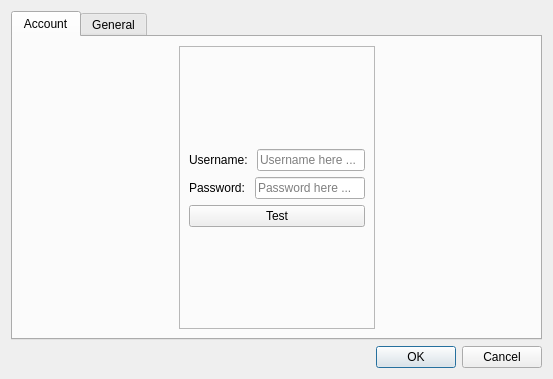
Qt form src/dialog_settings.ui (KasaiDot/Ouroboros) before a commit.
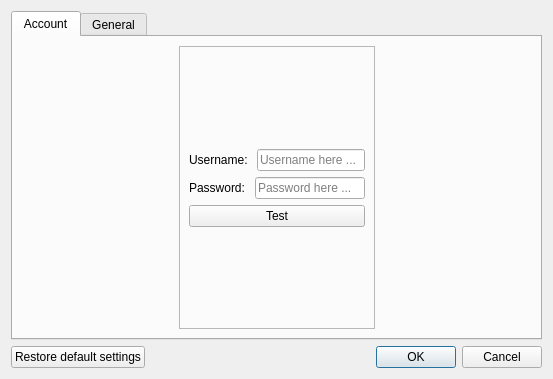
The same form after that commit. Icons and pictures are not drawn.

What changed in the file:
```diff
--- a/src/dialog_settings.ui
+++ b/src/dialog_settings.ui
@@ -648,6 +648,33 @@
     </widget>
    </item>
    <item>
+    <layout class="QHBoxLayout" name="horizontalLayout_12">
+     <item>
+      <widget class="QPushButton" name="DefaultSettingsButton">
+       <property name="font">
+        <font>
+         <weight>50</weight>
+         <bold>false</bold>
+        </font>
+       </property>
+       <property name="text">
+        <string>Restore default settings</string>
+       </property>
+       <property name="checkable">
+        <bool>false</bool>
+       </property>
+       <property name="autoDefault">
+        <bool>true</bool>
+       </property>
+       <property name="default">
+        <bool>false</bool>
+       </property>
+       <property name="flat">
+        <bool>false</bool>
+       </property>
+      </widget>
+     </item>
+     <item>
     <widget class="QDialogButtonBox" name="buttonBox">
      <property name="orientation">
       <enum>Qt::Horizontal</enum>
@@ -656,6 +683,8 @@
       <set>QDialogButtonBox::Cancel|QDialogButtonBox::Ok</set>
      </property>
     </widget>
+     </item>
+    </layout>
    </item>
   </layout>
  </widget>
```
Lines whose indentation alone changed are shown as unchanged.
